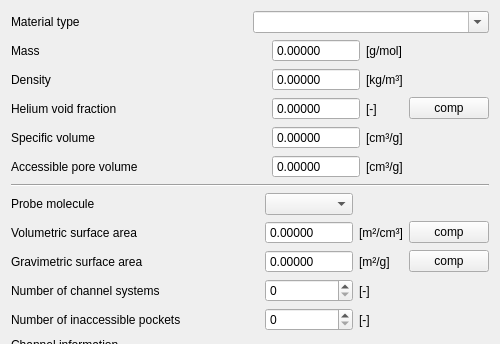
iRASPA/iRASPA-QT, file iraspa/iraspagui/cellstructuralform.ui: the form before one commit; both pictures show x 0 to 500 and y 0 to 344 of the 500 by 588 pixel window.
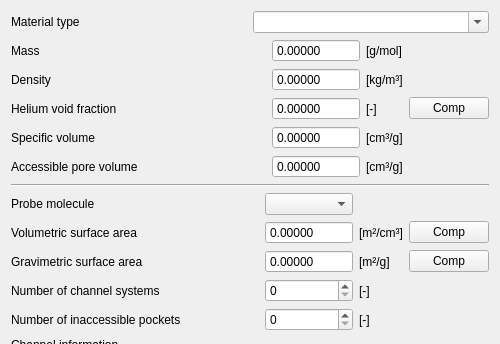
The form after the commit. Custom widgets are drawn as their Qt base class.

```diff
--- a/iraspa/iraspagui/cellstructuralform.ui
+++ b/iraspa/iraspagui/cellstructuralform.ui
@@ -73,7 +73,7 @@
      <item row="2" column="3">
       <widget class="QPushButton" name="computeHeliumVoidFractionPushButton">
        <property name="text">
-        <string>comp</string>
+        <string>Comp</string>
        </property>
       </widget>
      </item>
@@ -306,7 +306,7 @@
      <item row="1" column="3">
       <widget class="QPushButton" name="computeVolumetricSurfaceAreaPushButton">
        <property name="text">
-        <string>comp</string>
+        <string>Comp</string>
        </property>
       </widget>
      </item>
@@ -341,7 +341,7 @@
      <item row="2" column="3">
       <widget class="QPushButton" name="computeGravimetricSurfaceAreaPushButton">
        <property name="text">
-        <string>comp</string>
+        <string>Comp</string>
        </property>
       </widget>
      </item>
```
